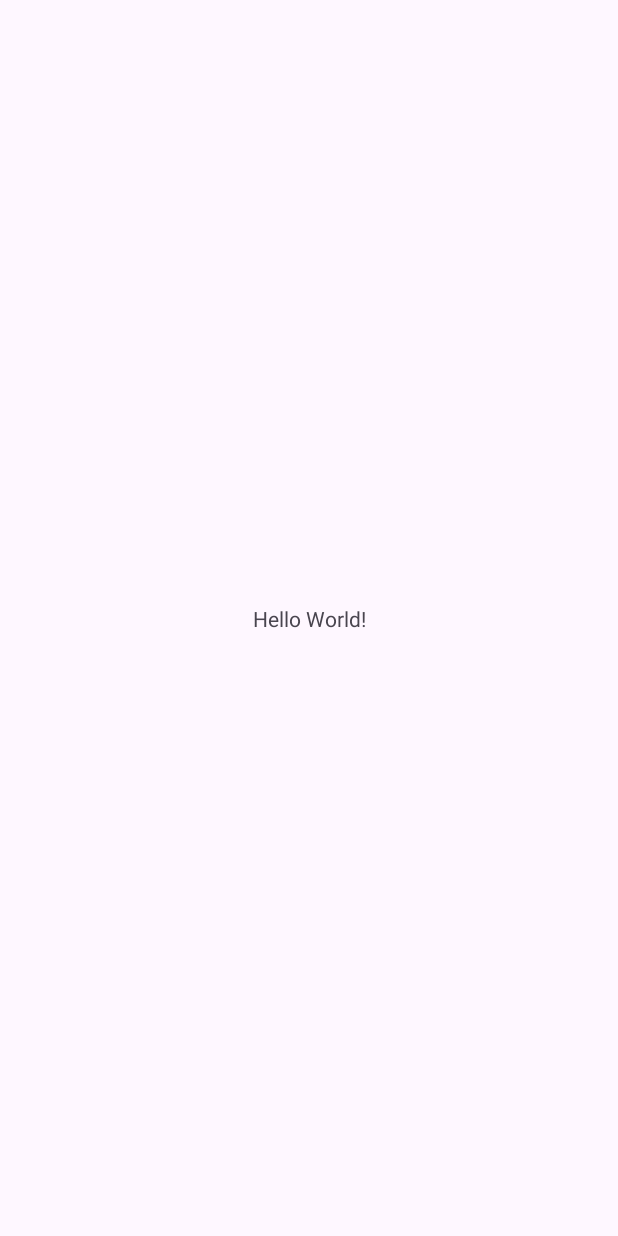
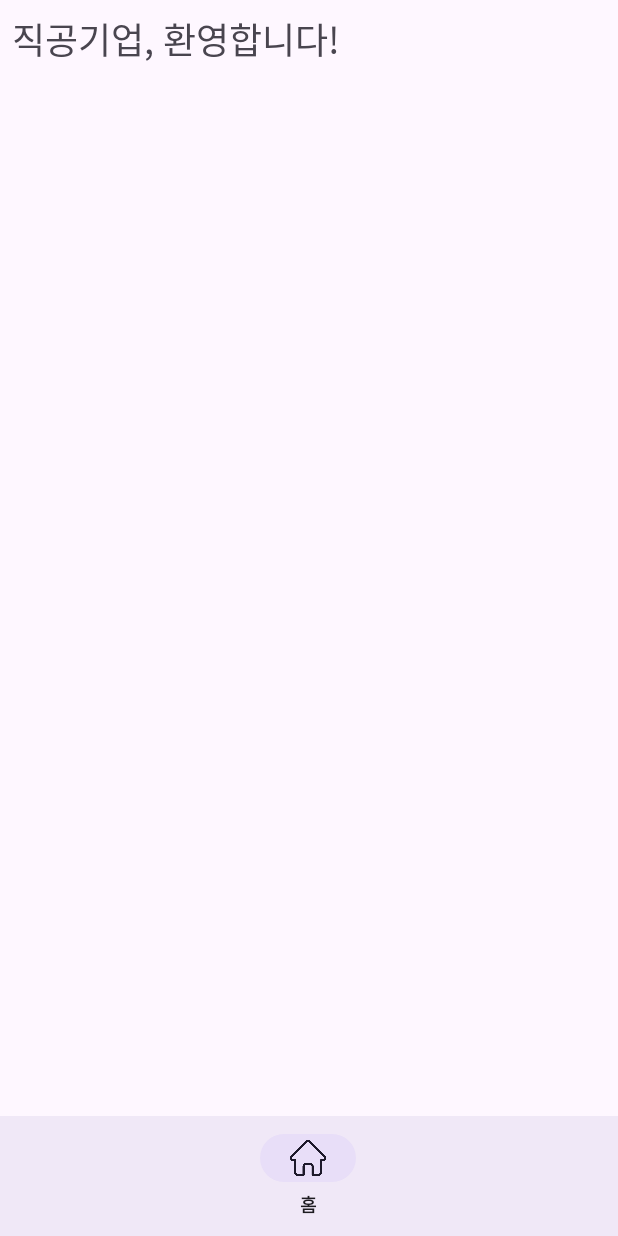
Before and after one commit to KT-Beak-Ho/Front_end, an Android app: the screen it shows after launch (MainActivity), on a phone screen of 412 x 824 dp. Before the commit the screen is almost empty. Run offline under Robolectric (Android 15) with nearby library versions, the phone set to English and light mode, and no system bars.

Commit message:
bottom_nav
bottom_nav

```diff
--- a/app/build.gradle.kts
+++ b/app/build.gradle.kts
@@ -33,6 +33,10 @@ android {
     kotlinOptions {
         jvmTarget = "1.8"
     }
+
+    buildFeatures {
+        viewBinding = true
+    }
 }
 
 dependencies {
@@ -41,6 +45,8 @@ dependencies {
     implementation("androidx.appcompat:appcompat:1.6.1")
     implementation("com.google.android.material:material:1.11.0")
     implementation("androidx.constraintlayout:constraintlayout:2.1.4")
+    implementation("androidx.navigation:navigation-fragment-ktx:2.7.6")
+    implementation("androidx.navigation:navigation-ui-ktx:2.7.6")
     testImplementation("junit:junit:4.13.2")
     androidTestImplementation("androidx.test.ext:junit:1.1.5")
     androidTestImplementation("androidx.test.espresso:espresso-core:3.5.1")
--- a/app/src/main/java/com/example/jikgong/MainActivity.kt
+++ b/app/src/main/java/com/example/jikgong/MainActivity.kt
@@ -1,11 +1,18 @@
 package com.example.jikgong
 
 import androidx.appcompat.app.AppCompatActivity
+import android.content.Intent
 import android.os.Bundle
+import com.example.jikgong.databinding.ActivityMainBinding
 
 class MainActivity : AppCompatActivity() {
+    private lateinit var binding: ActivityMainBinding
     override fun onCreate(savedInstanceState: Bundle?) {
         super.onCreate(savedInstanceState)
-        setContentView(R.layout.activity_main)
+        binding = ActivityMainBinding.inflate(layoutInflater)
+        setContentView(binding.root)
+
+
+
     }
 }
--- /dev/null
+++ b/app/src/main/java/com/example/jikgong/ui/home/HomeFragment.kt
@@ -0,0 +1,42 @@
+package com.example.jikgong.ui.home
+
+import android.os.Bundle
+import android.view.LayoutInflater
+import android.view.View
+import android.view.ViewGroup
+import android.widget.TextView
+import androidx.fragment.app.Fragment
+import androidx.lifecycle.ViewModelProvider
+import com.example.jikgong.databinding.FragmentHomeBinding
+
+class HomeFragment : Fragment() {
+
+    private var _binding: FragmentHomeBinding? = null
+
+    // This property is only valid between onCreateView and
+    // onDestroyView.
+    private val binding get() = _binding!!
+
+    override fun onCreateView(
+        inflater: LayoutInflater,
+        container: ViewGroup?,
+        savedInstanceState: Bundle?
+    ): View {
+        val homeViewModel =
+            ViewModelProvider(this).get(HomeViewModel::class.java)
+
+        _binding = FragmentHomeBinding.inflate(inflater, container, false)
+        val root: View = binding.root
+
+        val textView: TextView = binding.welcomeText
+        homeViewModel.text.observe(viewLifecycleOwner) {
+            textView.text = it
+        }
+        return root
+    }
+
+    override fun onDestroyView() {
+        super.onDestroyView()
+        _binding = null
+    }
+}
--- /dev/null
+++ b/app/src/main/java/com/example/jikgong/ui/home/HomeViewModel.kt
@@ -0,0 +1,13 @@
+package com.example.jikgong.ui.home
+
+import androidx.lifecycle.LiveData
+import androidx.lifecycle.MutableLiveData
+import androidx.lifecycle.ViewModel
+
+class HomeViewModel : ViewModel() {
+
+    private val _text = MutableLiveData<String>().apply {
+        value = "직공기업, 환영합니다!"
+    }
+    val text: LiveData<String> = _text
+}
--- a/app/src/main/res/layout/activity_main.xml
+++ b/app/src/main/res/layout/activity_main.xml
@@ -2,17 +2,34 @@
 <androidx.constraintlayout.widget.ConstraintLayout xmlns:android="http://schemas.android.com/apk/res/android"
     xmlns:app="http://schemas.android.com/apk/res-auto"
     xmlns:tools="http://schemas.android.com/tools"
+    android:id="@+id/container"
     android:layout_width="match_parent"
     android:layout_height="match_parent"
     tools:context=".MainActivity">
 
-    <TextView
-        android:layout_width="wrap_content"
+    <com.google.android.material.bottomnavigation.BottomNavigationView
+        android:id="@+id/nav_view"
+        android:layout_width="0dp"
         android:layout_height="wrap_content"
-        android:text="Hello World!"
+        android:layout_marginStart="0dp"
+        android:layout_marginEnd="0dp"
+        android:background="?android:attr/windowBackground"
         app:layout_constraintBottom_toBottomOf="parent"
-        app:layout_constraintEnd_toEndOf="parent"
-        app:layout_constraintStart_toStartOf="parent"
-        app:layout_constraintTop_toTopOf="parent" />
+        app:layout_constraintLeft_toLeftOf="parent"
+        app:layout_constraintRight_toRightOf="parent"
+        app:menu="@menu/bottom_nav_menu"/>
+
+    <fragment
+        android:id="@+id/nav_host_fragment_activity_main"
+        android:name="androidx.navigation.fragment.NavHostFragment"
+        android:layout_width="match_parent"
+        android:layout_height="match_parent"
+        app:defaultNavHost="true"
+        app:layout_constraintBottom_toTopOf="@id/nav_view"
+        app:layout_constraintLeft_toLeftOf="parent"
+        app:layout_constraintRight_toRightOf="parent"
+        app:layout_constraintTop_toTopOf="parent"
+        app:navGraph="@navigation/mobile_navigation" />
+
 
 </androidx.constraintlayout.widget.ConstraintLayout>
--- /dev/null
+++ b/app/src/main/res/layout/fragment_home.xml
@@ -0,0 +1,19 @@
+<?xml version="1.0" encoding="utf-8"?>
+<LinearLayout xmlns:android="http://schemas.android.com/apk/res/android"
+    xmlns:app="http://schemas.android.com/apk/res-auto"
+    xmlns:tools="http://schemas.android.com/tools"
+    android:layout_width="match_parent"
+    android:layout_height="match_parent"
+    android:orientation="vertical"
+    tools:context=".ui.home.HomeFragment">
+
+    <TextView
+        android:layout_width="wrap_content"
+        android:layout_height="wrap_content"
+        android:id="@+id/welcomeText"
+        android:layout_marginStart="8dp"
+        android:layout_marginTop="8dp"
+        android:layout_marginEnd="8dp"
+        android:textSize="24dp" />
+
+</LinearLayout >
--- /dev/null
+++ b/app/src/main/res/menu/bottom_nav_menu.xml
@@ -0,0 +1,7 @@
+<?xml version="1.0" encoding="utf-8"?>
+<menu xmlns:android="http://schemas.android.com/apk/res/android">
+    <item
+        android:id="@+id/navigation_home"
+        android:icon="@drawable/ic_home"
+        android:title="@string/title_home" />
+</menu>
--- /dev/null
+++ b/app/src/main/res/navigation/mobile_navigation.xml
@@ -0,0 +1,15 @@
+<?xml version="1.0" encoding="utf-8"?>
+<navigation xmlns:android="http://schemas.android.com/apk/res/android"
+    xmlns:app="http://schemas.android.com/apk/res-auto"
+    xmlns:tools="http://schemas.android.com/tools"
+    android:id="@+id/mobile_navigation"
+    app:startDestination="@+id/navigation_home">
+
+    <fragment
+        android:id="@+id/navigation_home"
+        android:name="com.example.jikgong.ui.home.HomeFragment"
+        android:label="@string/title_home"
+        tools:layout="@layout/activity_main" />
+
+
+</navigation>
--- a/app/src/main/res/values/colors.xml
+++ b/app/src/main/res/values/colors.xml
@@ -2,4 +2,5 @@
 <resources>
     <color name="black">#FF000000</color>
     <color name="white">#FFFFFFFF</color>
+    <color name="main_color">#FF223A71</color>
 </resources>
--- a/app/src/main/res/values/strings.xml
+++ b/app/src/main/res/values/strings.xml
@@ -1,3 +1,7 @@
 <resources>
     <string name="app_name">JikGong</string>
+    <string name="title_home">홈</string>
+    <string name="title_worker">직공</string>
+    <string name="title_payment">임금 지급</string>
+    <string name="title_info">기업 정보</string>
 </resources>
```
Also changed, not shown: app/src/main/res/drawable/ic_home.png (added), app/src/main/res/drawable/ic_home_active.png (added), app/src/main/res/drawable/ic_notification_bell.png (added), app/src/main/res/drawable/ic_worker.png (added), app/src/main/res/drawable/ic_worker_active.png (added).
